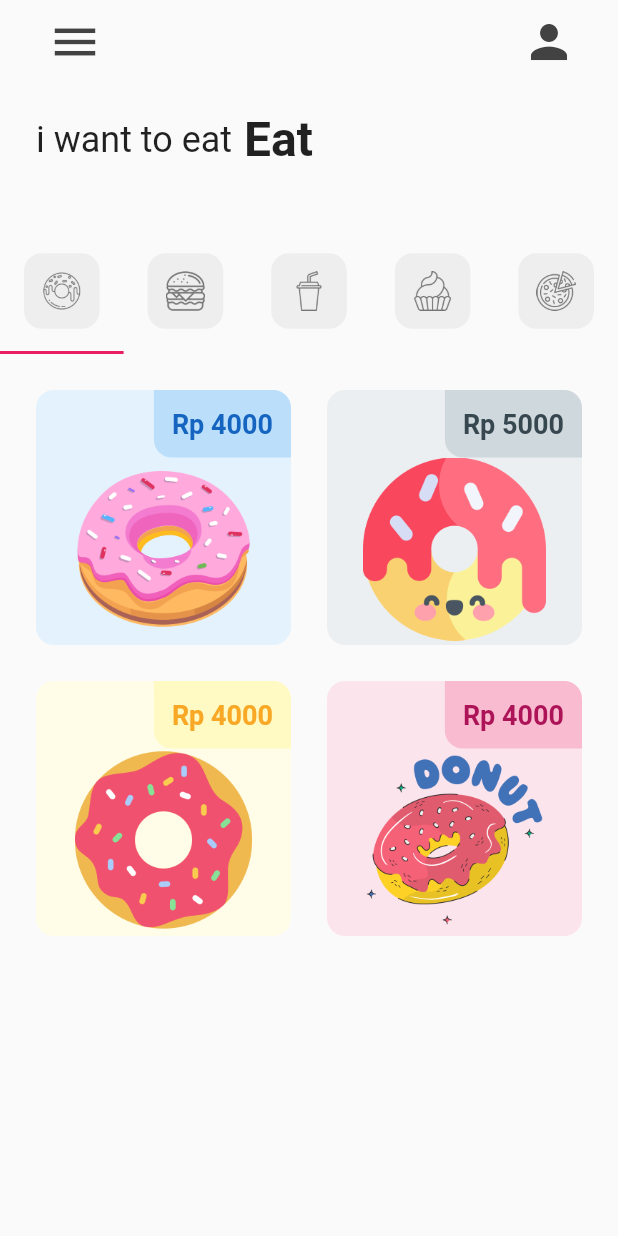
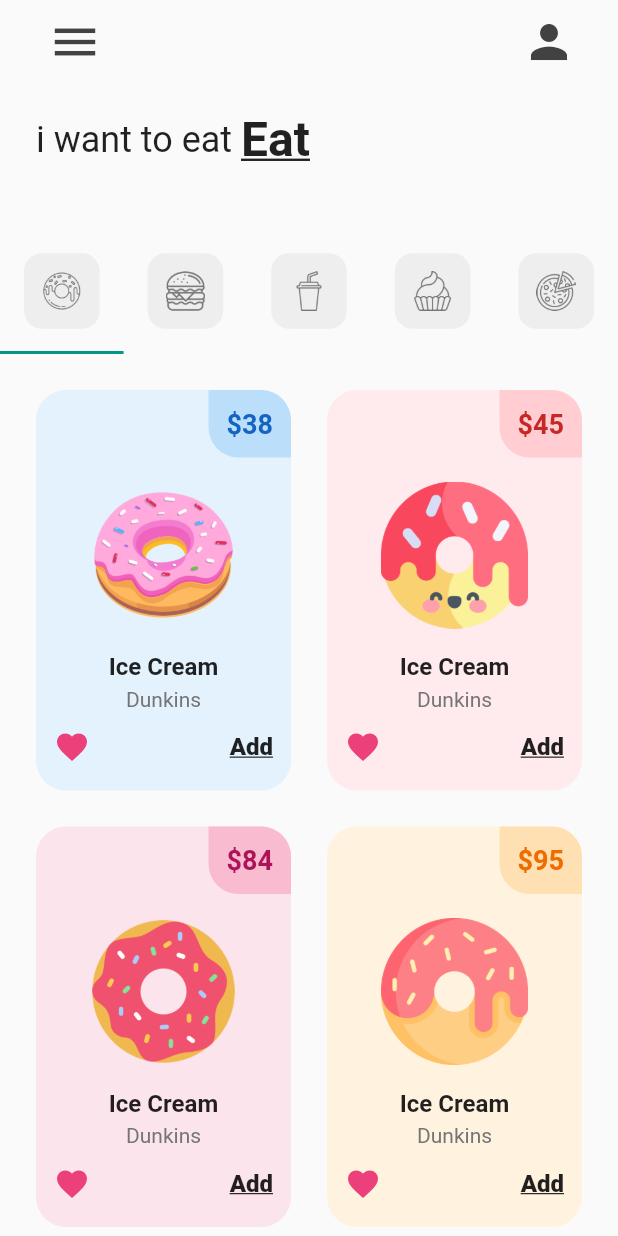
Before and after one commit to 4tiknugraha/donutUI, a Flutter app: the screen it shows after launch, on a phone screen of 412 x 824 dp. Run offline on Flutter 3.47's test engine with Material 2 defaults, Android fonts, the phone set to English and light mode, and no system bars.

Commit message:
fixed style design

```diff
--- a/lib/main.dart
+++ b/lib/main.dart
@@ -13,7 +13,7 @@ class MyApp extends StatelessWidget {
     return MaterialApp(
       debugShowCheckedModeBanner: false,
       home: HomePage(),
-      theme: ThemeData(primarySwatch: Colors.pink),
+      theme: ThemeData(primarySwatch: Colors.teal),
       // home: const MyHomePage(title: 'Flutter Demo Home Page'),
     );
   }
--- a/lib/pages/home_pages.dart
+++ b/lib/pages/home_pages.dart
@@ -21,7 +21,6 @@ class _HomePageState extends State<HomePage> {
     MyTab(
       iconPath: 'assets/icons/donut.png',
     ),
-
     // burger tabs
     MyTab(
       iconPath: 'assets/icons/burger.png',
@@ -82,12 +81,15 @@ class _HomePageState extends State<HomePage> {
               child: Row(
                 children: [
                   Text(
-                    "i want to eat",
+                    "i want to eat ",
                     style: TextStyle(fontSize: 24),
                   ),
                   Text(
-                    " Eat",
-                    style: TextStyle(fontSize: 32, fontWeight: FontWeight.bold),
+                    "Eat",
+                    style: TextStyle(
+                        fontSize: 32,
+                        fontWeight: FontWeight.bold,
+                        decoration: TextDecoration.underline),
                   ),
                 ],
               ),
--- a/lib/tab/donut_tab.dart
+++ b/lib/tab/donut_tab.dart
@@ -6,10 +6,10 @@ class DonutTab extends StatelessWidget {
   //  list of donuts
   List donutsOnsale = [
     //[ donutFlavor, donutPrice, donutColor, imageName]
-    ["Ice Cream", "4000", Colors.blue, "assets/images/donut.png"],
-    ["Ice Cream", "5000", Colors.blueGrey, "assets/images/donut1.png"],
-    ["Ice Cream", "4000", Colors.yellow, "assets/images/donut2.png"],
-    ["Ice Cream", "4000", Colors.pink, "assets/images/donut3.png"],
+    ["Ice Cream", "38", Colors.blue, "assets/images/donut.png"],
+    ["Ice Cream", "45", Colors.red, "assets/images/donut1.png"],
+    ["Ice Cream", "84", Colors.pink, "assets/images/donut2.png"],
+    ["Ice Cream", "95", Colors.orange, "assets/images/donut_3.png"],
     // ["Ice Cream", "4000", Colors.green, "assets/images/donut4.png"],
   ];
 
@@ -18,8 +18,8 @@ class DonutTab extends StatelessWidget {
     return GridView.builder(
       itemCount: donutsOnsale.length,
       padding: EdgeInsets.all(12),
-        gridDelegate:
-            SliverGridDelegateWithFixedCrossAxisCount(crossAxisCount: 2),
+      gridDelegate: SliverGridDelegateWithFixedCrossAxisCount(
+          crossAxisCount: 2, childAspectRatio: 1 / 1.5),
       itemBuilder: (context, index) {
         return DonutTile(
           donutFlavor: donutsOnsale[index][0],
@@ -27,6 +27,7 @@ class DonutTab extends StatelessWidget {
           donutColor: donutsOnsale[index][2],
           imageName: donutsOnsale[index][3],
         );
-        });
+      },
+    );
   }
 }
--- a/lib/util/donut_tile.dart
+++ b/lib/util/donut_tile.dart
@@ -6,7 +6,7 @@ class DonutTile extends StatelessWidget {
   final donutColor;
   final String imageName;
 
-  final double borderRadius = 12;
+  final double borderRadius = 20;
   const DonutTile({
     super.key,
     required this.donutFlavor,
@@ -34,12 +34,13 @@ class DonutTile extends StatelessWidget {
                   decoration: BoxDecoration(
                     color: donutColor[100],
                     borderRadius: BorderRadius.only(
-                        bottomLeft: Radius.circular(borderRadius),
-                        topRight: Radius.circular(borderRadius)),
+                      bottomLeft: Radius.circular(borderRadius),
+                      topRight: Radius.circular(borderRadius),
+                    ),
                   ),
                   padding: EdgeInsets.all(12),
                   child: Text(
-                    '\Rp ' + donutPrice,
+                    '\$' + donutPrice,
                     style: TextStyle(
                       color: donutColor[800],
                       fontWeight: FontWeight.bold,
@@ -51,12 +52,47 @@ class DonutTile extends StatelessWidget {
             ),
             // donut picture
             Padding(
-              padding: const EdgeInsets.symmetric(horizontal: 24.0),
+              padding: const EdgeInsets.symmetric(
+                horizontal: 36.0,
+                vertical: 16,
+              ),
               child: Image.asset(imageName),
-            )
+            ),
             // donut flavor
-
-            // love icon +
+            Text(
+              donutFlavor,
+              style: TextStyle(
+                fontWeight: FontWeight.bold,
+                fontSize: 16,
+              ),
+            ),
+            SizedBox(height: 4),
+            Text(
+              "Dunkins",
+              style: TextStyle(color: Colors.grey[600]),
+            ),
+            // love icon + add Button
+            Padding(
+              padding: const EdgeInsets.all(12.0),
+              child: Row(
+                mainAxisAlignment: MainAxisAlignment.spaceBetween,
+                children: [
+                  // love icon
+                  Icon(
+                    Icons.favorite,
+                    color: Colors.pink[400],
+                  ),
+                  Text(
+                    'Add',
+                    style: TextStyle(
+                      fontWeight: FontWeight.w900,
+                      decoration: TextDecoration.underline,
+                      fontSize: 16,
+                    ),
+                  ),
+                ],
+              ),
+            ),
           ],
         ),
       ),
--- a/lib/util/my_tab.dart
+++ b/lib/util/my_tab.dart
@@ -11,7 +11,9 @@ class MyTab extends StatelessWidget {
       child: Container(
         padding: EdgeInsets.all(12),
         decoration: BoxDecoration(
-            color: Colors.grey[200], borderRadius: BorderRadius.circular(12)),
+          color: Colors.grey[200],
+          borderRadius: BorderRadius.circular(12),
+        ),
         child: Image.asset(
           iconPath,
           color: Colors.grey[600],
```
Also changed, not shown: assets/images/donut3.png (deleted), assets/images/donut_3.png (added). Lines whose indentation alone changed are shown as unchanged.
